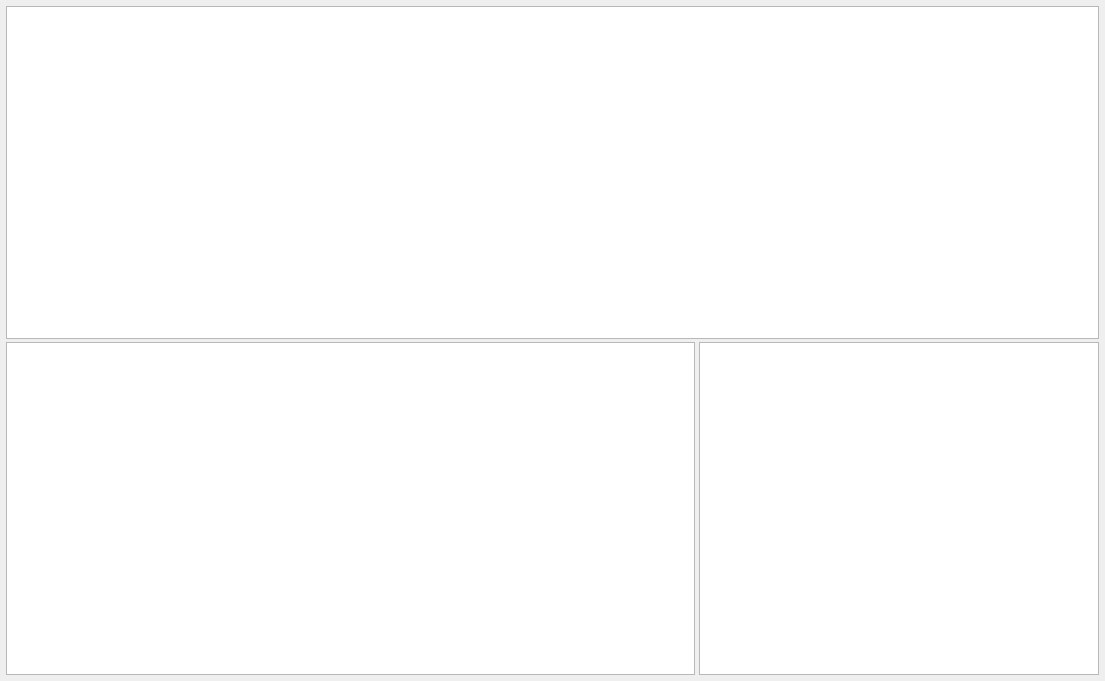
golden7602/zion, file Ui/FormReceivables.ui: the form before one commit.
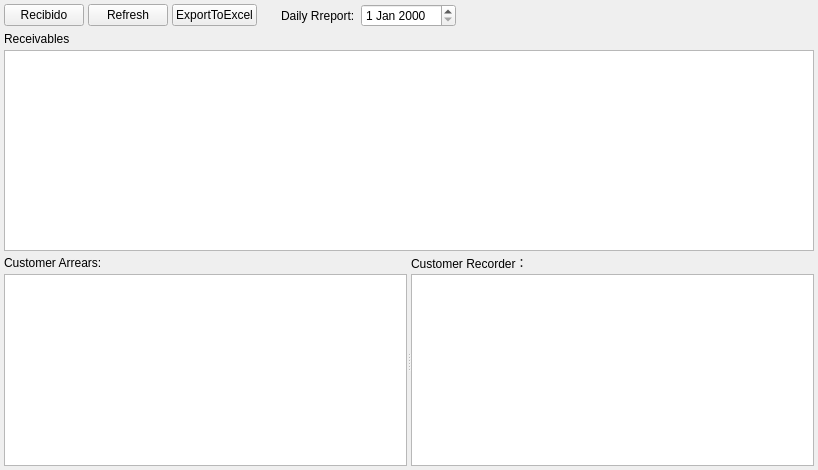
The form after the commit. Icons and pictures are not drawn.

The edit to the form file:
```diff
--- a/Ui/FormReceivables.ui
+++ b/Ui/FormReceivables.ui
@@ -6,51 +6,245 @@
    <rect>
     <x>0</x>
     <y>0</y>
-    <width>1105</width>
-    <height>681</height>
+    <width>818</width>
+    <height>470</height>
    </rect>
   </property>
+  <property name="font">
+   <font>
+    <family>Arial</family>
+    <weight>50</weight>
+    <bold>false</bold>
+   </font>
+  </property>
   <property name="windowTitle">
    <string>Form</string>
   </property>
-  <layout class="QVBoxLayout" name="verticalLayout">
+  <layout class="QVBoxLayout" name="verticalLayout_5">
    <property name="spacing">
-    <number>3</number>
+    <number>4</number>
    </property>
    <property name="leftMargin">
-    <number>6</number>
+    <number>4</number>
    </property>
    <property name="topMargin">
-    <number>6</number>
+    <number>4</number>
    </property>
    <property name="rightMargin">
-    <number>6</number>
+    <number>4</number>
    </property>
    <property name="bottomMargin">
-    <number>6</number>
+    <number>4</number>
    </property>
    <item>
-    <widget class="QTableView" name="SubCurrentDayRec"/>
+    <layout class="QHBoxLayout" name="horizontalLayout_3">
+     <item>
+      <layout class="QHBoxLayout" name="horizontalLayout_2">
+       <item>
+        <widget class="QPushButton" name="butRecibido">
+         <property name="text">
+          <string>Recibido</string>
+         </property>
+         <property name="icon">
+          <iconset>
+           <normaloff>../res/ico/save.png</normaloff>../res/ico/save.png</iconset>
+         </property>
+         <property name="iconSize">
+          <size>
+           <width>16</width>
+           <height>16</height>
+          </size>
+         </property>
+        </widget>
+       </item>
+       <item>
+        <widget class="QPushButton" name="butRefresh">
+         <property name="text">
+          <string>Refresh</string>
+         </property>
+         <property name="icon">
+          <iconset>
+           <normaloff>../res/ico/printer.png</normaloff>../res/ico/printer.png</iconset>
+         </property>
+         <property name="iconSize">
+          <size>
+           <width>16</width>
+           <height>16</height>
+          </size>
+         </property>
+        </widget>
+       </item>
+       <item>
+        <widget class="QPushButton" name="butExportToExcel">
+         <property name="text">
+          <string>ExportToExcel</string>
+         </property>
+         <property name="icon">
+          <iconset>
+           <normaloff>../res/ico/printer.png</normaloff>../res/ico/printer.png</iconset>
+         </property>
+         <property name="iconSize">
+          <size>
+           <width>16</width>
+           <height>16</height>
+          </size>
+         </property>
+        </widget>
+       </item>
+      </layout>
+     </item>
+     <item>
+      <spacer name="horizontalSpacer">
+       <property name="orientation">
+        <enum>Qt::Horizontal</enum>
+       </property>
+       <property name="sizeType">
+        <enum>QSizePolicy::Minimum</enum>
+       </property>
+       <property name="sizeHint" stdset="0">
+        <size>
+         <width>20</width>
+         <height>20</height>
+        </size>
+       </property>
+      </spacer>
+     </item>
+     <item>
+      <layout class="QHBoxLayout" name="horizontalLayout">
+       <property name="spacing">
+        <number>6</number>
+       </property>
+       <item>
+        <widget class="QLabel" name="label_5">
+         <property name="text">
+          <string>Daily Rreport:</string>
+         </property>
+        </widget>
+       </item>
+       <item>
+        <widget class="QDateEdit" name="dateEdit"/>
+       </item>
+      </layout>
+     </item>
+     <item>
+      <spacer name="horizontalSpacer_2">
+       <property name="orientation">
+        <enum>Qt::Horizontal</enum>
+       </property>
+       <property name="sizeHint" stdset="0">
+        <size>
+         <width>40</width>
+         <height>20</height>
+        </size>
+       </property>
+      </spacer>
+     </item>
+    </layout>
    </item>
    <item>
-    <layout class="QHBoxLayout" name="horizontalLayout">
-     <property name="spacing">
-      <number>4</number>
+    <layout class="QVBoxLayout" name="verticalLayout">
+     <item>
+      <widget class="QLabel" name="label">
+       <property name="minimumSize">
+        <size>
+         <width>0</width>
+         <height>15</height>
+        </size>
+       </property>
+       <property name="maximumSize">
+        <size>
+         <width>16777215</width>
+         <height>15</height>
+        </size>
+       </property>
+       <property name="text">
+        <string>Receivables</string>
+       </property>
+      </widget>
+     </item>
+     <item>
+      <widget class="QTableView" name="SubCurrentDayRec">
+       <property name="maximumSize">
+        <size>
+         <width>16777214</width>
+         <height>500</height>
+        </size>
+       </property>
+      </widget>
+     </item>
+    </layout>
+   </item>
+   <item>
+    <widget class="QSplitter" name="splitter">
+     <property name="orientation">
+      <enum>Qt::Horizontal</enum>
      </property>
-     <item>
-      <widget class="QTableView" name="SubCustomerArrearsList"/>
-     </item>
-     <item>
-      <widget class="QTableView" name="SubCustomerRecorder">
-       <property name="maximumSize">
-        <size>
-         <width>400</width>
-         <height>400</height>
-        </size>
+     <widget class="QWidget" name="layoutWidget">
+      <layout class="QVBoxLayout" name="verticalLayout_2">
+       <property name="spacing">
+        <number>4</number>
        </property>
-      </widget>
-     </item>
-    </layout>
+       <item>
+        <widget class="QLabel" name="label_2">
+         <property name="minimumSize">
+          <size>
+           <width>0</width>
+           <height>15</height>
+          </size>
+         </property>
+         <property name="maximumSize">
+          <size>
+           <width>16777215</width>
+           <height>15</height>
+          </size>
+         </property>
+         <property name="text">
+          <string>Customer Arrears:</string>
+         </property>
+        </widget>
+       </item>
+       <item>
+        <widget class="QTableView" name="SubCustomerArrearsList"/>
+       </item>
+      </layout>
+     </widget>
+     <widget class="QWidget" name="layoutWidget">
+      <layout class="QVBoxLayout" name="verticalLayout_3">
+       <property name="spacing">
+        <number>4</number>
+       </property>
+       <item>
+        <widget class="QLabel" name="label_3">
+         <property name="minimumSize">
+          <size>
+           <width>0</width>
+           <height>15</height>
+          </size>
+         </property>
+         <property name="maximumSize">
+          <size>
+           <width>16777215</width>
+           <height>15</height>
+          </size>
+         </property>
+         <property name="text">
+          <string>Customer Recorder：</string>
+         </property>
+        </widget>
+       </item>
+       <item>
+        <widget class="QTableView" name="SubCustomerRecorder">
+         <property name="maximumSize">
+          <size>
+           <width>16777215</width>
+           <height>16777215</height>
+          </size>
+         </property>
+        </widget>
+       </item>
+      </layout>
+     </widget>
+    </widget>
    </item>
   </layout>
  </widget>
```
